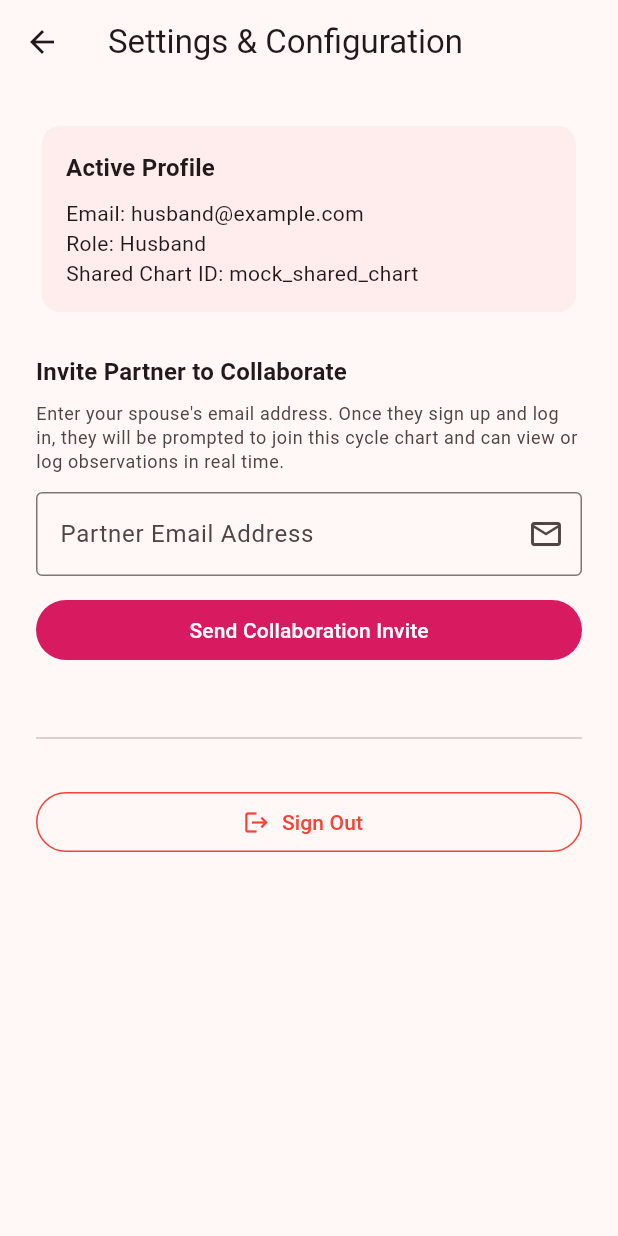
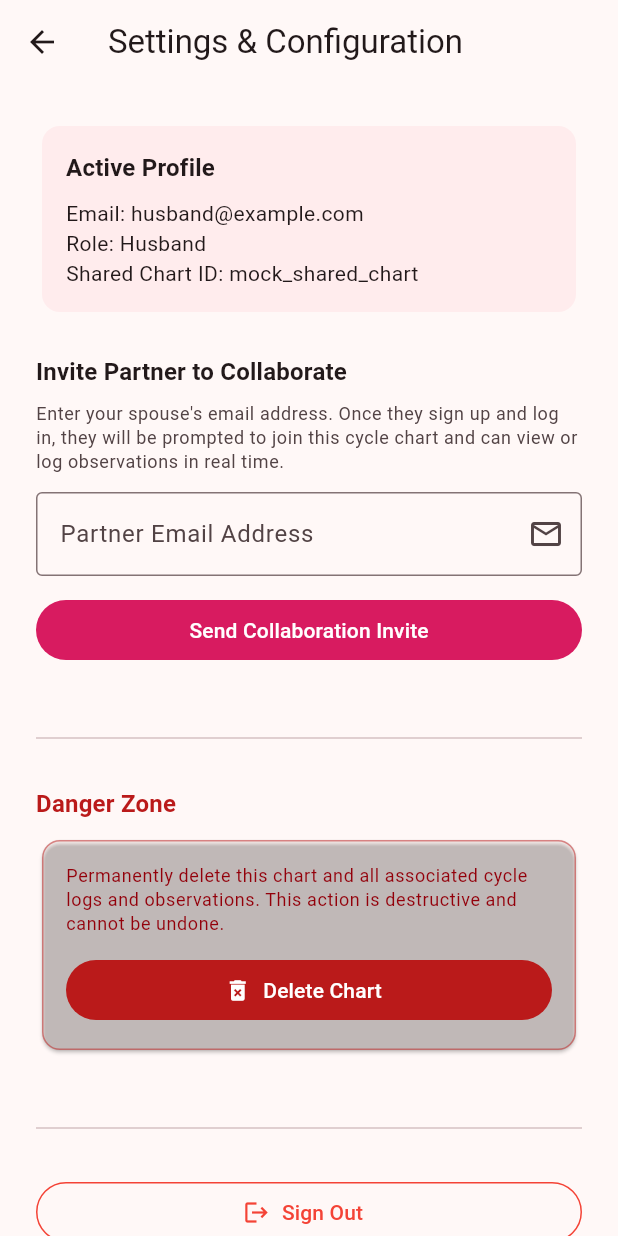
Before and after one commit to mweastwood/PetalCount, a Flutter app: the SettingsScreen screen opened directly, on a phone screen of 412 x 824 dp. Run offline on Flutter 3.47's test engine with Material 3 defaults, Android fonts, the phone set to English and light mode, and no system bars; drawn by our look-alikes of dynamic_color; our stand-ins replace cloud_firestore, firebase_auth, firebase_core, google_sign_in, pdf, share_plus; missing offline and left inert: dart:html; accounts and stored records are empty.

Commit message:
feat: implement delete chart functionality in Danger Zone inside Settings

```diff
--- a/app/lib/main.dart
+++ b/app/lib/main.dart
@@ -1742,6 +1742,38 @@ class _SettingsScreenState extends State<SettingsScreen> {
     await Services.db.updateBipCodes(widget.activeCycle!.id, _selectedBips);
   }
 
+  void _confirmDeleteChart(BuildContext context, String chartId) {
+    showDialog(
+      context: context,
+      builder: (context) {
+        return AlertDialog(
+          title: const Text('Delete Chart?'),
+          content: Text(
+            'Are you sure you want to permanently delete the chart "$chartId" and all of its cycles/observations? This will delete the data for all collaborators and cannot be undone.',
+          ),
+          actions: [
+            TextButton(
+              onPressed: () => Navigator.of(context).pop(),
+              child: const Text('Cancel'),
+            ),
+            FilledButton(
+              onPressed: () async {
+                Navigator.of(context).pop();
+                Navigator.of(context).pop();
+                await Services.db.deleteChart(chartId);
+              },
+              style: FilledButton.styleFrom(
+                backgroundColor: Theme.of(context).colorScheme.error,
+                foregroundColor: Theme.of(context).colorScheme.onError,
+              ),
+              child: const Text('Delete Permanently'),
+            ),
+          ],
+        );
+      },
+    );
+  }
+
   @override
   Widget build(BuildContext context) {
     final theme = Theme.of(context);
@@ -1860,6 +1892,52 @@ class _SettingsScreenState extends State<SettingsScreen> {
                 ),
               ),
             ],
+            if (chartId != null) ...[
+              const SizedBox(height: 40),
+              const Divider(),
+              const SizedBox(height: 24),
+              Text(
+                'Danger Zone',
+                style: theme.textTheme.titleMedium?.copyWith(
+                  fontWeight: FontWeight.bold,
+                  color: theme.colorScheme.error,
+                ),
+              ),
+              const SizedBox(height: 8),
+              Card(
+                color: theme.colorScheme.errorContainer.withValues(alpha: 0.1),
+                shape: RoundedRectangleBorder(
+                  side: BorderSide(
+                    color: theme.colorScheme.error.withValues(alpha: 0.5),
+                  ),
+                  borderRadius: BorderRadius.circular(12),
+                ),
+                child: Padding(
+                  padding: const EdgeInsets.all(16.0),
+                  child: Column(
+                    crossAxisAlignment: CrossAxisAlignment.stretch,
+                    children: [
+                      Text(
+                        'Permanently delete this chart and all associated cycle logs and observations. This action is destructive and cannot be undone.',
+                        style: theme.textTheme.bodySmall?.copyWith(
+                          color: theme.colorScheme.onErrorContainer,
+                        ),
+                      ),
+                      const SizedBox(height: 12),
+                      FilledButton.icon(
+                        onPressed: () => _confirmDeleteChart(context, chartId),
+                        icon: const Icon(Icons.delete_forever),
+                        label: const Text('Delete Chart'),
+                        style: FilledButton.styleFrom(
+                          backgroundColor: theme.colorScheme.error,
+                          foregroundColor: theme.colorScheme.onError,
+                        ),
+                      ),
+                    ],
+                  ),
+                ),
+              ),
+            ],
             const SizedBox(height: 40),
             const Divider(),
             const SizedBox(height: 24),
```
Also changed, not shown: app/lib/services/database_service.dart (+52 -0 lines), 4 other files.
